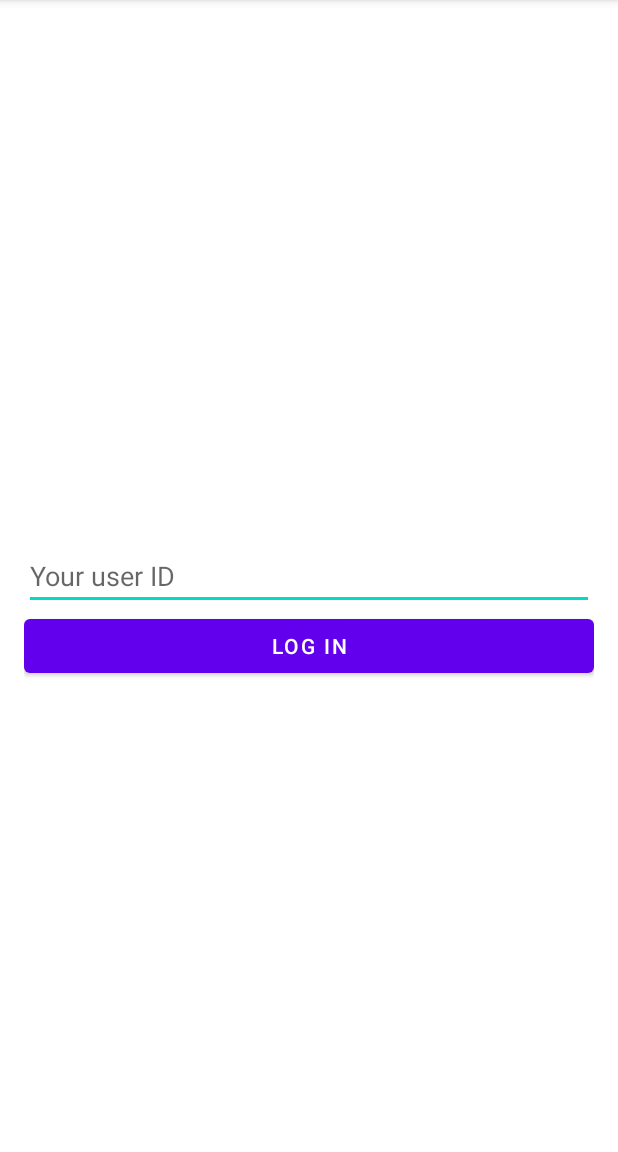
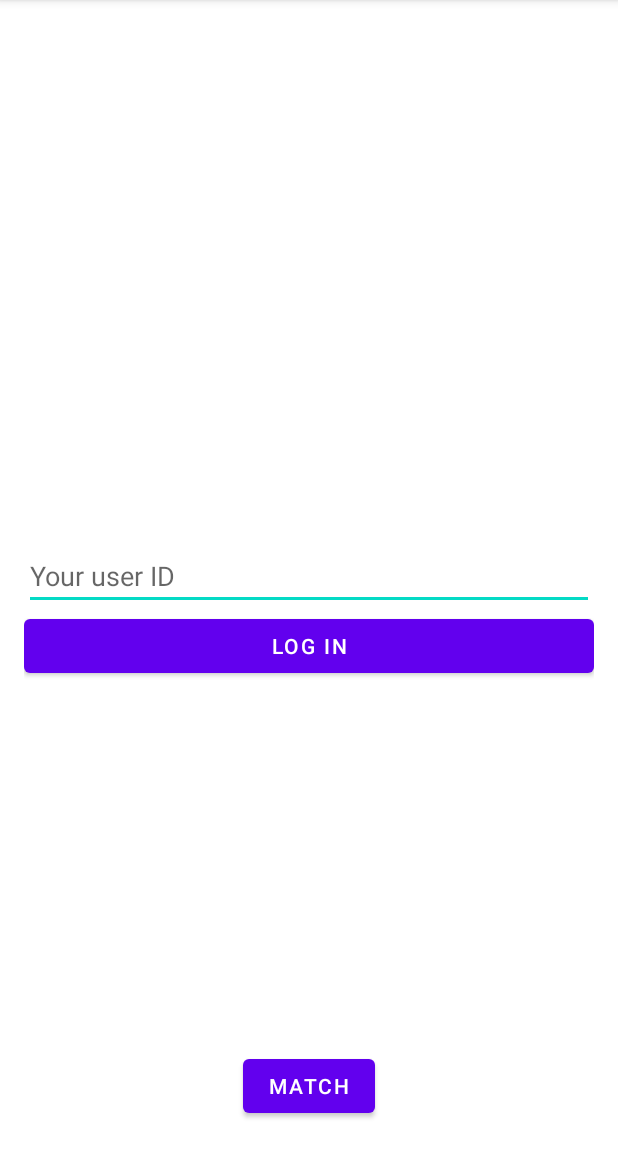
Before and after one commit to AffinityNow/ChatGroup, an Android app: the screen it shows after launch (MainActivity), on a phone screen of 412 x 824 dp, the part 84-1236 px from its top. Run offline under Robolectric (Android 15) with nearby library versions, the phone set to English and light mode, and no system bars; libraries missing offline, so code that uses them is left out: com.cometchat.pro; 2 statements that could not run were skipped.

Commit message:
feat: adding matching view

```diff
--- a/app/src/main/AndroidManifest.xml
+++ b/app/src/main/AndroidManifest.xml
@@ -20,6 +20,7 @@
                 <category android:name="android.intent.category.LAUNCHER" />
             </intent-filter>
         </activity>
+        <activity android:name=".MatchActivity" />
     </application>
 
 </manifest>
--- a/app/src/main/java/com/affinitynow/MainActivity.java
+++ b/app/src/main/java/com/affinitynow/MainActivity.java
@@ -2,9 +2,11 @@ package com.affinitynow;
 
 import androidx.appcompat.app.AppCompatActivity;
 
+import android.content.Intent;
 import android.os.Bundle;
 import android.text.TextUtils;
 import android.util.Log;
+import android.view.View;
 import android.widget.Button;
 import android.widget.EditText;
 
@@ -20,6 +22,7 @@ public class MainActivity extends AppCompatActivity {
     private static final String TAG = MainActivity.class.getSimpleName();
     private EditText usernameEditText;
     private Button loginButton;
+    private Button matchButton;
 
     @Override
     protected void onCreate(Bundle savedInstanceState) {
@@ -31,6 +34,15 @@ public class MainActivity extends AppCompatActivity {
         usernameEditText = findViewById(R.id.usernameEditText);
         loginButton = findViewById(R.id.loginButton);
         loginButton.setOnClickListener(v -> attemptLogin());
+
+        matchButton = findViewById(R.id.matchButton);
+        matchButton.setOnClickListener(new View.OnClickListener() {
+            @Override
+            public void onClick(View view) {
+               Intent activityChangeIntent = new Intent(MainActivity.this, MatchActivity.class);
+               MainActivity.this.startActivity(activityChangeIntent);
+            }
+        });
     }
 
     private void attemptLogin() {
--- a/app/src/main/res/layout/activity_main.xml
+++ b/app/src/main/res/layout/activity_main.xml
@@ -23,4 +23,14 @@
         android:text="Log in"
         app:layout_constraintTop_toBottomOf="@id/usernameEditText"/>
 
+    <Button
+        android:id="@+id/matchButton"
+        android:layout_width="wrap_content"
+        android:layout_height="wrap_content"
+        android:layout_marginBottom="4dp"
+        android:text="Match"
+        app:layout_constraintBottom_toBottomOf="parent"
+        app:layout_constraintEnd_toEndOf="parent"
+        app:layout_constraintStart_toStartOf="parent" />
+
 </androidx.constraintlayout.widget.ConstraintLayout>
```
Also changed, not shown: app/build.gradle (+11 -6 lines), app/src/main/java/com/affinitynow/MatchActivity.java (added, +20 -0 lines), app/src/main/res/layout/activity_match.xml (added, +28 -0 lines), 5 other files.
